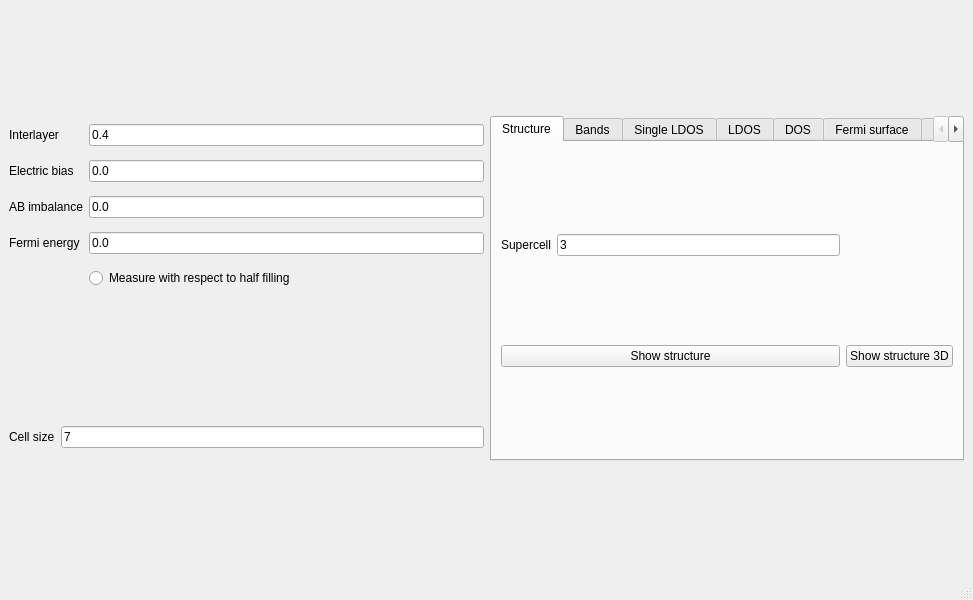
Qt form development/interface-pyqt/tbg/interface.ui (joselado/quantum-honeycomp) before a commit.
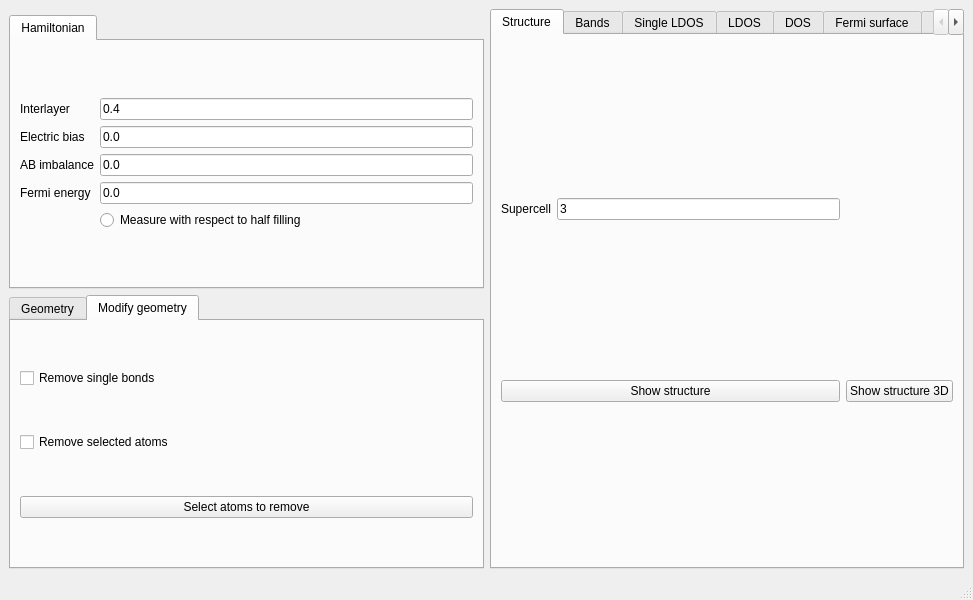
The same form after that commit.

Patch:
```diff
--- a/development/interface-pyqt/tbg/interface.ui
+++ b/development/interface-pyqt/tbg/interface.ui
@@ -15,74 +15,7 @@
   </property>
   <widget class="QWidget" name="centralwidget">
    <layout class="QGridLayout" name="gridLayout_7">
-    <item row="0" column="0">
-     <layout class="QGridLayout" name="gridLayout">
-      <item row="0" column="0">
-       <widget class="QLabel" name="label">
-        <property name="text">
-         <string>Interlayer</string>
-        </property>
-       </widget>
-      </item>
-      <item row="1" column="0">
-       <widget class="QLabel" name="label_2">
-        <property name="text">
-         <string>Electric bias</string>
-        </property>
-       </widget>
-      </item>
-      <item row="2" column="0">
-       <widget class="QLabel" name="label_3">
-        <property name="text">
-         <string>AB imbalance</string>
-        </property>
-       </widget>
-      </item>
-      <item row="3" column="0">
-       <widget class="QLabel" name="label_4">
-        <property name="text">
-         <string>Fermi energy</string>
-        </property>
-       </widget>
-      </item>
-      <item row="0" column="1">
-       <widget class="QLineEdit" name="tinter">
-        <property name="text">
-         <string>0.4</string>
-        </property>
-       </widget>
-      </item>
-      <item row="1" column="1">
-       <widget class="QLineEdit" name="interlayer_bias">
-        <property name="text">
-         <string>0.0</string>
-        </property>
-       </widget>
-      </item>
-      <item row="2" column="1">
-       <widget class="QLineEdit" name="mAB">
-        <property name="text">
-         <string>0.0</string>
-        </property>
-       </widget>
-      </item>
-      <item row="3" column="1">
-       <widget class="QLineEdit" name="fermi">
-        <property name="text">
-         <string>0.0</string>
-        </property>
-       </widget>
-      </item>
-      <item row="4" column="1">
-       <widget class="QRadioButton" name="set_half_filling">
-        <property name="text">
-         <string>Measure with respect to half filling</string>
-        </property>
-       </widget>
-      </item>
-     </layout>
-    </item>
-    <item row="0" column="1" rowspan="2">
+    <item row="0" column="1" rowspan="3">
      <widget class="QTabWidget" name="tabWidget">
       <property name="currentIndex">
        <number>0</number>
@@ -625,23 +558,159 @@
       </widget>
      </widget>
     </item>
+    <item row="2" column="0">
+     <widget class="QTabWidget" name="tabWidget_2">
+      <property name="currentIndex">
+       <number>1</number>
+      </property>
+      <widget class="QWidget" name="tab_8">
+       <attribute name="title">
+        <string>Geometry</string>
+       </attribute>
+       <layout class="QHBoxLayout" name="horizontalLayout">
+        <item>
+         <layout class="QGridLayout" name="gridLayout_2">
+          <item row="0" column="0">
+           <widget class="QLabel" name="label_5">
+            <property name="text">
+             <string>Cell size</string>
+            </property>
+           </widget>
+          </item>
+          <item row="0" column="1">
+           <widget class="QLineEdit" name="cell_size">
+            <property name="text">
+             <string>7</string>
+            </property>
+           </widget>
+          </item>
+         </layout>
+        </item>
+       </layout>
+      </widget>
+      <widget class="QWidget" name="tab_9">
+       <attribute name="title">
+        <string>Modify geometry</string>
+       </attribute>
+       <layout class="QHBoxLayout" name="horizontalLayout_2">
+        <item>
+         <layout class="QGridLayout" name="gridLayout_27">
+          <item row="0" column="0">
+           <widget class="QCheckBox" name="remove_single_bonded">
+            <property name="enabled">
+             <bool>true</bool>
+            </property>
+            <property name="toolTip">
+             <string>Remove atoms that have a single bond in the structure</string>
+            </property>
+            <property name="text">
+             <string>Remove single bonds</string>
+            </property>
+            <property name="checked">
+             <bool>false</bool>
+            </property>
+           </widget>
+          </item>
+          <item row="1" column="0">
+           <widget class="QCheckBox" name="remove_selected">
+            <property name="text">
+             <string>Remove selected atoms</string>
+            </property>
+           </widget>
+          </item>
+          <item row="2" column="0">
+           <widget class="QPushButton" name="select_atoms_removal">
+            <property name="text">
+             <string>Select atoms to remove</string>
+            </property>
+           </widget>
+          </item>
+         </layout>
+        </item>
+       </layout>
+      </widget>
+     </widget>
+    </item>
     <item row="1" column="0">
-     <layout class="QGridLayout" name="gridLayout_2">
-      <item row="0" column="0">
-       <widget class="QLabel" name="label_5">
-        <property name="text">
-         <string>Cell size</string>
-        </property>
-       </widget>
-      </item>
-      <item row="0" column="1">
-       <widget class="QLineEdit" name="cell_size">
-        <property name="text">
-         <string>7</string>
-        </property>
-       </widget>
-      </item>
-     </layout>
+     <widget class="QTabWidget" name="tabWidget_3">
+      <property name="currentIndex">
+       <number>0</number>
+      </property>
+      <widget class="QWidget" name="tab_12">
+       <attribute name="title">
+        <string>Hamiltonian</string>
+       </attribute>
+       <layout class="QGridLayout" name="gridLayout_14">
+        <item row="0" column="0">
+         <layout class="QGridLayout" name="gridLayout">
+          <item row="0" column="0">
+           <widget class="QLabel" name="label">
+            <property name="text">
+             <string>Interlayer</string>
+            </property>
+           </widget>
+          </item>
+          <item row="1" column="0">
+           <widget class="QLabel" name="label_2">
+            <property name="text">
+             <string>Electric bias</string>
+            </property>
+           </widget>
+          </item>
+          <item row="2" column="0">
+           <widget class="QLabel" name="label_3">
+            <property name="text">
+             <string>AB imbalance</string>
+            </property>
+           </widget>
+          </item>
+          <item row="3" column="0">
+           <widget class="QLabel" name="label_4">
+            <property name="text">
+             <string>Fermi energy</string>
+            </property>
+           </widget>
+          </item>
+          <item row="0" column="1">
+           <widget class="QLineEdit" name="tinter">
+            <property name="text">
+             <string>0.4</string>
+            </property>
+           </widget>
+          </item>
+          <item row="1" column="1">
+           <widget class="QLineEdit" name="interlayer_bias">
+            <property name="text">
+             <string>0.0</string>
+            </property>
+           </widget>
+          </item>
+          <item row="2" column="1">
+           <widget class="QLineEdit" name="mAB">
+            <property name="text">
+             <string>0.0</string>
+            </property>
+           </widget>
+          </item>
+          <item row="3" column="1">
+           <widget class="QLineEdit" name="fermi">
+            <property name="text">
+             <string>0.0</string>
+            </property>
+           </widget>
+          </item>
+          <item row="4" column="1">
+           <widget class="QRadioButton" name="set_half_filling">
+            <property name="text">
+             <string>Measure with respect to half filling</string>
+            </property>
+           </widget>
+          </item>
+         </layout>
+        </item>
+       </layout>
+      </widget>
+     </widget>
     </item>
    </layout>
   </widget>
```
